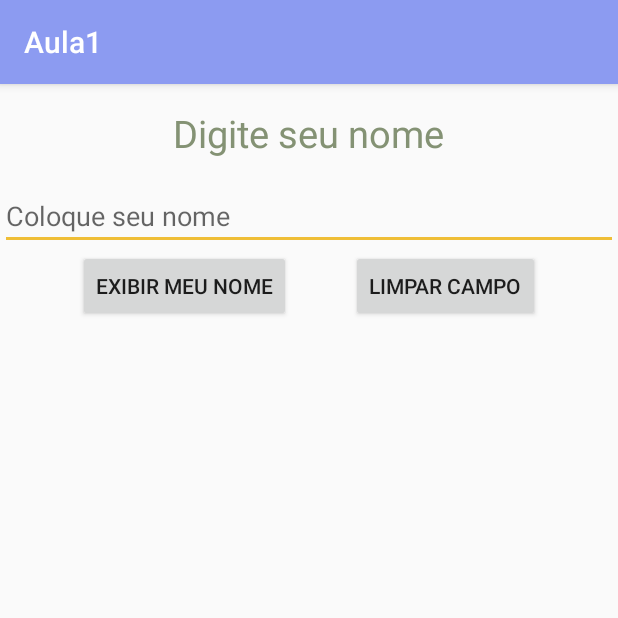
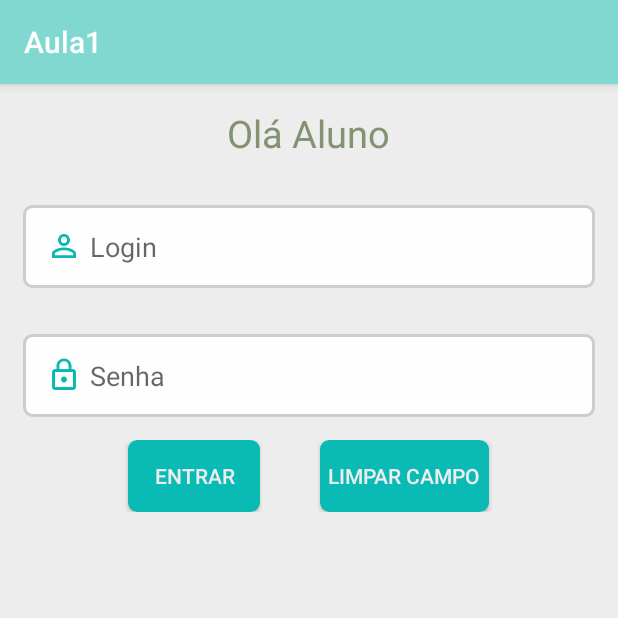
Before and after one commit to Metallikl/Aulas_Gabi, an Android app: the screen it shows after launch (MainActivity), on a phone screen of 412 x 824 dp, the top half of it. Run offline under Robolectric (Android 15) with nearby library versions, the phone set to English and light mode, and no system bars.

Commit message:
Criado arquivos drawable pra background dos edittext e btn Adicionado icone de person e lock Adicionado novas cores e definido nova paleta primary

```diff
--- /dev/null
+++ b/app/src/main/res/drawable/btn_standard.xml
@@ -0,0 +1,15 @@
+<?xml version="1.0" encoding="utf-8"?>
+<shape xmlns:android="http://schemas.android.com/apk/res/android"
+    android:shape="rectangle">
+
+    <stroke
+        android:color="@color/color_tiffany3"
+        android:width="2dp"/>
+    <solid
+        android:color="@color/color_tiffany1"/>
+    <corners
+        android:radius="5dp"/>
+
+
+
+</shape>
--- /dev/null
+++ b/app/src/main/res/drawable/et_border.xml
@@ -0,0 +1,14 @@
+<?xml version="1.0" encoding="utf-8"?>
+<shape xmlns:android="http://schemas.android.com/apk/res/android"
+android:shape="rectangle"
+    >
+
+<stroke
+    android:color="@color/color_standard_border"
+    android:width="2dp"
+    />
+<solid
+    android:color="@color/color_standard_bg"/>
+<corners
+    android:radius="5dp"/>
+</shape>
--- /dev/null
+++ b/app/src/main/res/drawable/ic_lock_outline_black_24dp.xml
@@ -0,0 +1,5 @@
+<vector android:autoMirrored="true" android:height="24dp"
+    android:viewportHeight="24.0" android:viewportWidth="24.0"
+    android:width="24dp" xmlns:android="http://schemas.android.com/apk/res/android">
+    <path android:fillColor="#FF000000" android:pathData="M12,17c1.1,0 2,-0.9 2,-2s-0.9,-2 -2,-2 -2,0.9 -2,2 0.9,2 2,2zM18,8h-1L17,6c0,-2.76 -2.24,-5 -5,-5S7,3.24 7,6v2L6,8c-1.1,0 -2,0.9 -2,2v10c0,1.1 0.9,2 2,2h12c1.1,0 2,-0.9 2,-2L20,10c0,-1.1 -0.9,-2 -2,-2zM8.9,6c0,-1.71 1.39,-3.1 3.1,-3.1s3.1,1.39 3.1,3.1v2L8.9,8L8.9,6zM18,20L6,20L6,10h12v10z"/>
+</vector>
--- /dev/null
+++ b/app/src/main/res/drawable/ic_person_outline_black_24dp.xml
@@ -0,0 +1,9 @@
+<vector xmlns:android="http://schemas.android.com/apk/res/android"
+        android:width="24dp"
+        android:height="24dp"
+        android:viewportWidth="24.0"
+        android:viewportHeight="24.0">
+    <path
+        android:fillColor="#FF000000"
+        android:pathData="M12,5.9c1.16,0 2.1,0.94 2.1,2.1s-0.94,2.1 -2.1,2.1S9.9,9.16 9.9,8s0.94,-2.1 2.1,-2.1m0,9c2.97,0 6.1,1.46 6.1,2.1v1.1L5.9,18.1L5.9,17c0,-0.64 3.13,-2.1 6.1,-2.1M12,4C9.79,4 8,5.79 8,8s1.79,4 4,4 4,-1.79 4,-4 -1.79,-4 -4,-4zM12,13c-2.67,0 -8,1.34 -8,4v3h16v-3c0,-2.66 -5.33,-4 -8,-4z"/>
+</vector>
--- a/app/src/main/res/layout/activity_main.xml
+++ b/app/src/main/res/layout/activity_main.xml
@@ -4,7 +4,8 @@
     android:layout_width="match_parent"
     android:layout_height="match_parent"
     android:orientation="vertical"
-    tools:context=".MainActivity">
+    tools:context=".MainActivity"
+    android:background="@color/color_lightest_gray">
 
     <TextView
         android:id="@+id/tv_01"
@@ -12,7 +13,7 @@
         android:layout_height="wrap_content"
         android:layout_gravity="center"
         android:layout_margin="15dp"
-        android:text="Digite seu nome"
+        android:text="Olá Aluno"
         android:textColor="#849274"
         android:textSize="25sp" />
 
@@ -20,7 +21,28 @@
         android:id="@+id/et_01"
         android:layout_width="match_parent"
         android:layout_height="wrap_content"
-        android:hint="Coloque seu nome" />
+        android:hint="Login"
+        android:padding="15dp"
+        android:background="@drawable/et_border"
+        android:layout_margin="15dp"
+        android:drawableStart="@drawable/ic_person_outline_black_24dp"
+        android:drawablePadding="5dp"
+        android:drawableTint="@color/color_tiffany3"
+        />
+
+    <EditText
+        android:id="@+id/et_02"
+        android:layout_width="match_parent"
+        android:layout_height="wrap_content"
+        android:hint="Senha"
+        android:padding="15dp"
+        android:background="@drawable/et_border"
+        android:layout_margin="15dp"
+        android:inputType="textPassword"
+        android:drawableLeft="@drawable/ic_lock_outline_black_24dp"
+        android:drawablePadding="5dp"
+        android:drawableTint="@color/color_tiffany3"
+        />
 
     <LinearLayout
         android:layout_width="match_parent"
@@ -33,7 +55,12 @@
             android:id="@+id/btn_01"
             android:layout_width="wrap_content"
             android:layout_height="wrap_content"
-            android:text="@string/txt_exibir_nome" />
+            android:text="Entrar"
+            android:textColor="@color/color_lightest_gray"
+            android:background="@drawable/btn_standard"
+            android:padding="5dp"
+
+            />
 
         <View
             android:layout_width="40dp"
@@ -42,7 +69,11 @@
         <Button
             android:layout_width="wrap_content"
             android:layout_height="wrap_content"
-            android:text="Limpar Campo" />
+            android:text="Limpar Campo"
+            android:background="@drawable/btn_standard"
+            android:textColor="@color/color_lightest_gray"
+            android:padding="5dp"
+            />
 
     </LinearLayout>
 
--- a/app/src/main/res/values/colors.xml
+++ b/app/src/main/res/values/colors.xml
@@ -1,6 +1,15 @@
 <?xml version="1.0" encoding="utf-8"?>
 <resources>
-    <color name="colorPrimary">#8c9bf1</color>
-    <color name="colorPrimaryDark">#303F9F</color>
+    <color name="colorPrimary">@color/color_tiffany2</color>
+    <color name="colorPrimaryDark">@color/color_tiffany3</color>
     <color name="colorAccent">#efbe36</color>
+
+    <color name="color_lightest_gray">#EDEDED</color>
+    <color name="color_standard_bg">#FEFEFE</color>
+    <color name="color_standard_border">#cdcdcd</color>
+
+    <color name="color_tiffany1">#0ABAB5</color>
+    <color name="color_tiffany2">#81D8D0</color>
+    <color name="color_tiffany3">#0ABAB0</color>
+    <color name="color_brown">#575350</color>
 </resources>
```
